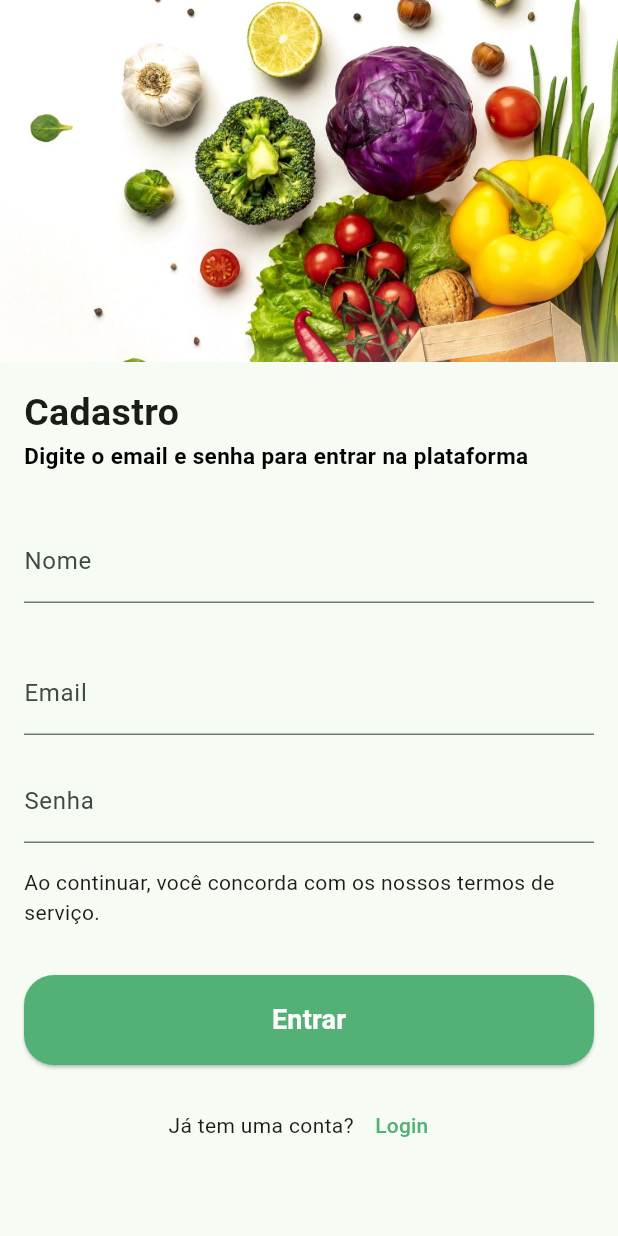
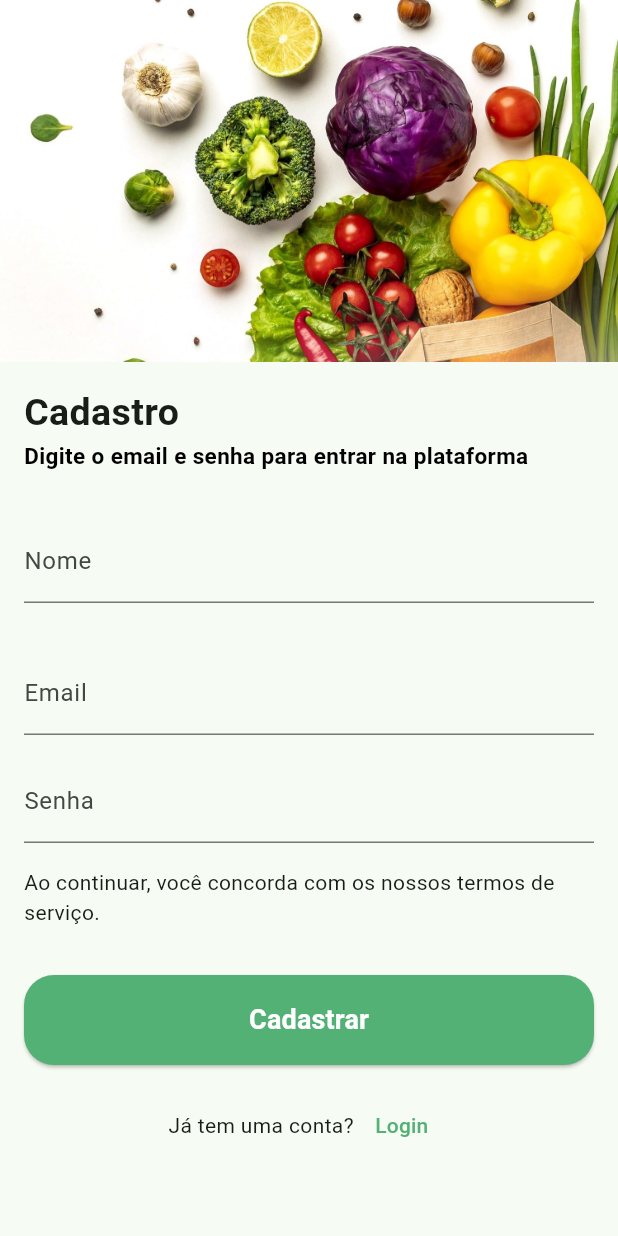
Before and after one commit to mucasantos/dsnoite_flutter_grocery_app, a Flutter app: the SignupScreen screen opened directly, after a tap on "Login", after a tap on "Cadastro", on a phone screen of 412 x 824 dp. Run offline on Flutter 3.47's test engine with Material 3 defaults, Android fonts, the phone set to English and light mode, and no system bars; our stand-ins replace dio.

Commit message:
adjust app button

```diff
--- a/lib/views/login_screen.dart
+++ b/lib/views/login_screen.dart
@@ -1,4 +1,5 @@
 import 'package:flutter/material.dart';
+import 'package:grocery_app/views/navigation_screen.dart';
 import 'package:grocery_app/views/signup_screen.dart';
 import 'package:grocery_app/views/widgets/app_button.dart';
 
@@ -77,7 +78,15 @@ class _LoginScreenState extends State<LoginScreen> {
           ),
           Column(
             children: [
-              const AppButton(),
+              AppButton(
+                onPressed: () {
+                  Navigator.of(context).pushReplacement(
+                    MaterialPageRoute(
+                      builder: (context) => const NavigationScreen(),
+                    ),
+                  );
+                },
+              ),
               Row(
                 mainAxisAlignment: MainAxisAlignment.center,
                 children: [
--- a/lib/views/signup_screen.dart
+++ b/lib/views/signup_screen.dart
@@ -86,7 +86,10 @@ class _SignupScreenState extends State<SignupScreen> {
           ),
           Column(
             children: [
-              const AppButton(),
+              AppButton(
+                btnTitle: "Cadastrar",
+                onPressed: () {},
+              ),
               Row(
                 mainAxisAlignment: MainAxisAlignment.center,
                 children: [
--- a/lib/views/widgets/app_button.dart
+++ b/lib/views/widgets/app_button.dart
@@ -4,8 +4,11 @@ import 'package:grocery_app/services/app_constants.dart';
 class AppButton extends StatelessWidget {
   const AppButton({
     super.key,
+    this.btnTitle = "Entrar",
+    required this.onPressed,
   });
-
+  final String btnTitle;
+  final VoidCallback onPressed;
   @override
   Widget build(BuildContext context) {
     return Padding(
@@ -23,10 +26,10 @@ class AppButton extends StatelessWidget {
                         borderRadius: BorderRadius.all(
                       Radius.circular(20),
                     ))),
-                onPressed: () {},
-                child: const Text(
-                  "Entrar",
-                  style: TextStyle(
+                onPressed: onPressed,
+                child: Text(
+                  btnTitle,
+                  style: const TextStyle(
                     fontSize: 18,
                     fontWeight: FontWeight.bold,
                   ),
```
